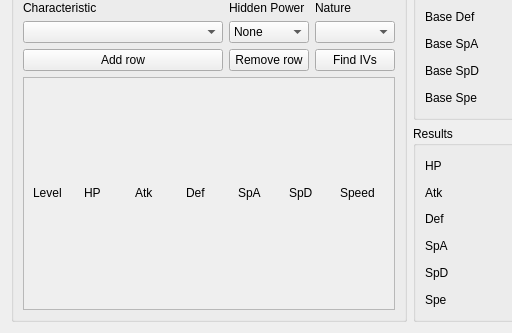
First picture: the form in Source/Form/Util/IVCalculator.ui, repository Admiral-Fish/PokeFinder, before the edit; both pictures show x 0 to 512 and y 87 to 420 of the 630 by 420 pixel window.
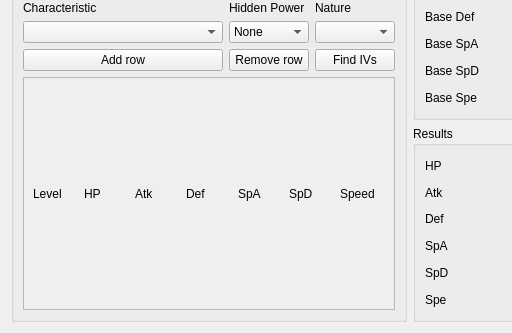
Second picture: the form after the edit. Custom widgets are drawn as their Qt base class.

The edit to the form file:
```diff
--- a/Source/Form/Util/IVCalculator.ui
+++ b/Source/Form/Util/IVCalculator.ui
@@ -141,12 +141,6 @@
          <layout class="QGridLayout" name="gridLayoutEntry">
           <item row="0" column="0">
            <widget class="QLabel" name="labelLevel">
-            <property name="sizePolicy">
-             <sizepolicy hsizetype="Preferred" vsizetype="Fixed">
-              <horstretch>0</horstretch>
-              <verstretch>0</verstretch>
-             </sizepolicy>
-            </property>
             <property name="text">
              <string>Level</string>
             </property>
@@ -154,12 +148,6 @@
           </item>
           <item row="0" column="1">
            <widget class="QLabel" name="labelHP">
-            <property name="sizePolicy">
-             <sizepolicy hsizetype="Preferred" vsizetype="Fixed">
-              <horstretch>0</horstretch>
-              <verstretch>0</verstretch>
-             </sizepolicy>
-            </property>
             <property name="text">
              <string>HP</string>
             </property>
@@ -167,12 +155,6 @@
           </item>
           <item row="0" column="2">
            <widget class="QLabel" name="labelAtk">
-            <property name="sizePolicy">
-             <sizepolicy hsizetype="Preferred" vsizetype="Fixed">
-              <horstretch>0</horstretch>
-              <verstretch>0</verstretch>
-             </sizepolicy>
-            </property>
             <property name="text">
              <string>Atk</string>
             </property>
@@ -180,12 +162,6 @@
           </item>
           <item row="0" column="3">
            <widget class="QLabel" name="labelDef">
-            <property name="sizePolicy">
-             <sizepolicy hsizetype="Preferred" vsizetype="Fixed">
-              <horstretch>0</horstretch>
-              <verstretch>0</verstretch>
-             </sizepolicy>
-            </property>
             <property name="text">
              <string>Def</string>
             </property>
@@ -193,12 +169,6 @@
           </item>
           <item row="0" column="4">
            <widget class="QLabel" name="labelSpA">
-            <property name="sizePolicy">
-             <sizepolicy hsizetype="Preferred" vsizetype="Fixed">
-              <horstretch>0</horstretch>
-              <verstretch>0</verstretch>
-             </sizepolicy>
-            </property>
             <property name="text">
              <string>SpA</string>
             </property>
@@ -206,12 +176,6 @@
           </item>
           <item row="0" column="5">
            <widget class="QLabel" name="labelSpD">
-            <property name="sizePolicy">
-             <sizepolicy hsizetype="Preferred" vsizetype="Fixed">
-              <horstretch>0</horstretch>
-              <verstretch>0</verstretch>
-             </sizepolicy>
-            </property>
             <property name="text">
              <string>SpD</string>
             </property>
@@ -219,12 +183,6 @@
           </item>
           <item row="0" column="6">
            <widget class="QLabel" name="labelSpe">
-            <property name="sizePolicy">
-             <sizepolicy hsizetype="Preferred" vsizetype="Fixed">
-              <horstretch>0</horstretch>
-              <verstretch>0</verstretch>
-             </sizepolicy>
-            </property>
             <property name="text">
              <string>Speed</string>
             </property>
```
